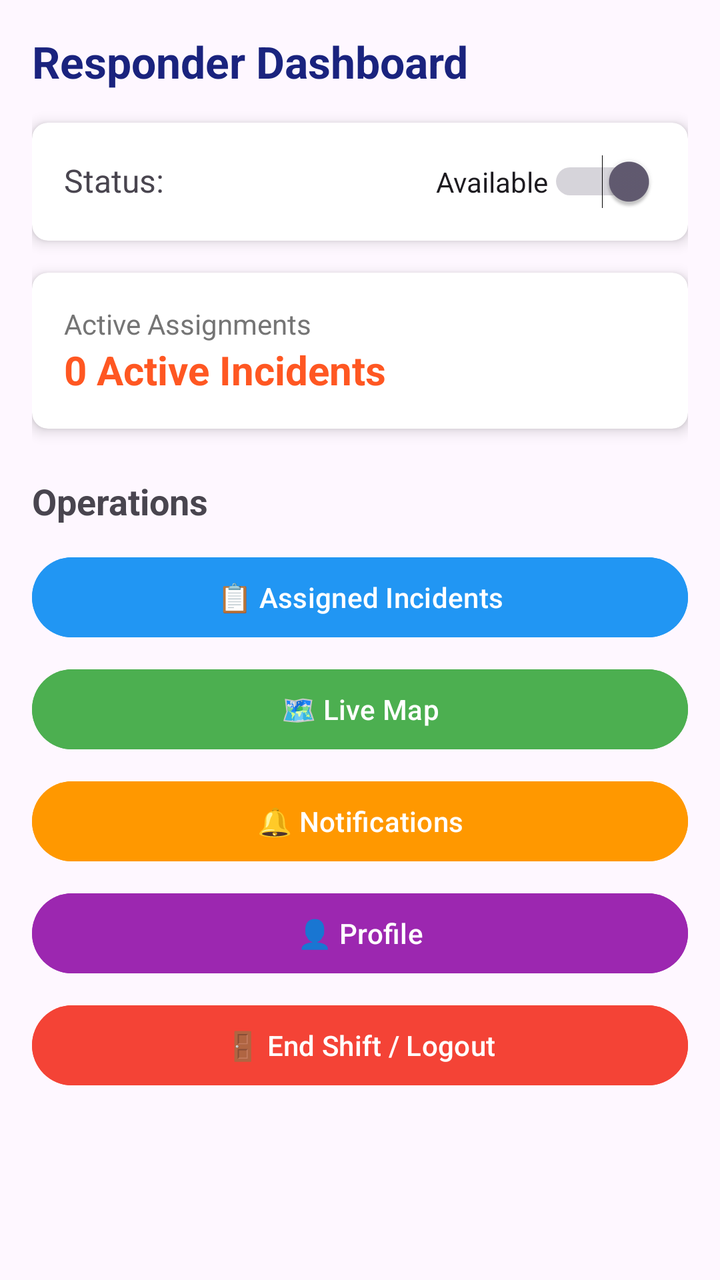
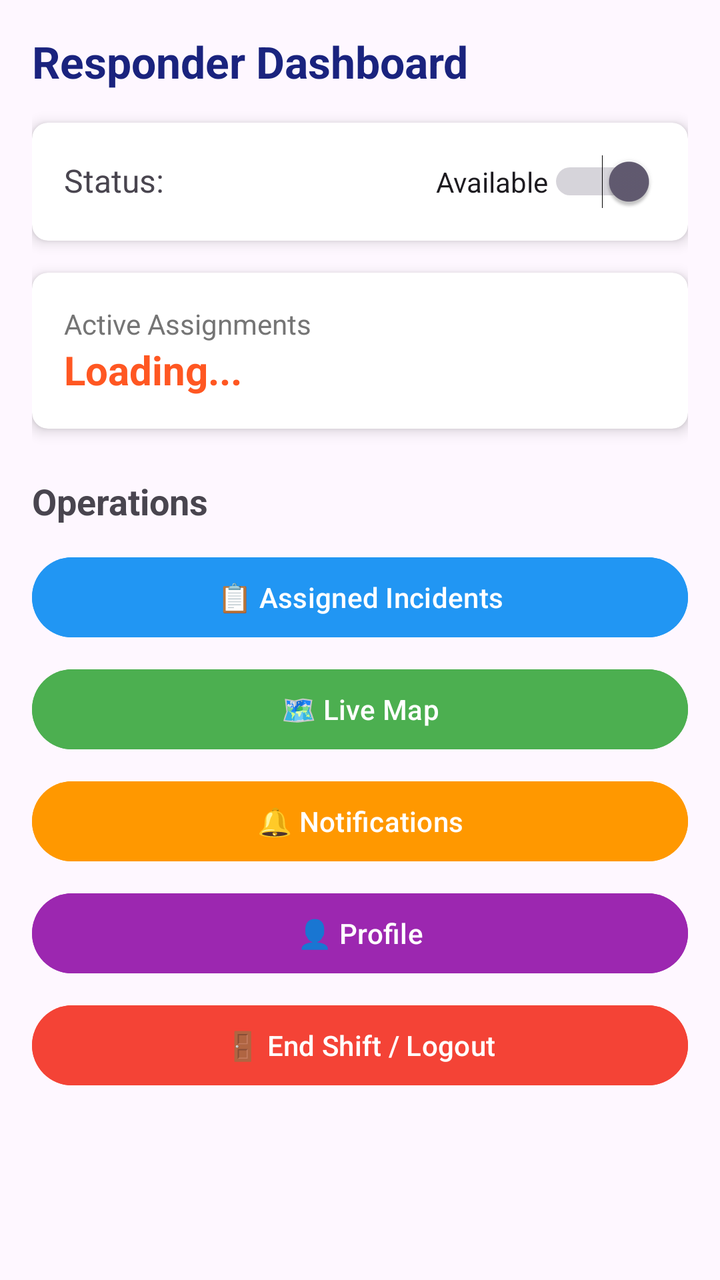

The first picture is an Android layout as it rendered before a commit; the second is the same layout after the commit. The layout source and the unified diff follow.
<!-- AndroidManifest.xml: application theme Theme.AppCompat.Light.DarkActionBar -->
<!-- res/layout/activity_responder_dashboard.xml -->
<?xml version="1.0" encoding="utf-8"?>
<LinearLayout xmlns:android="http://schemas.android.com/apk/res/android"
    xmlns:app="http://schemas.android.com/apk/res-auto"
    android:layout_width="match_parent"
    android:layout_height="match_parent"
    android:orientation="vertical"
    android:padding="16dp">

    <TextView
        android:id="@+id/tv_welcome"
        android:layout_width="match_parent"
        android:layout_height="wrap_content"
        android:text="Responder Dashboard"
        android:textSize="22sp"
        android:textStyle="bold"
        android:textColor="#1A237E"
        android:layout_marginBottom="16dp" />

    
    <androidx.cardview.widget.CardView
        android:layout_width="match_parent"
        android:layout_height="wrap_content"
        android:layout_marginBottom="16dp"
        app:cardCornerRadius="8dp"
        app:cardElevation="4dp">

        <LinearLayout
            android:layout_width="match_parent"
            android:layout_height="wrap_content"
            android:orientation="horizontal"
            android:padding="16dp">

            <TextView
                android:layout_width="0dp"
                android:layout_height="wrap_content"
                android:layout_weight="1"
                android:text="Status:"
                android:textSize="16sp" />

            <Switch
                android:id="@+id/sw_availability"
                android:layout_width="wrap_content"
                android:layout_height="wrap_content"
                android:text="Available"
                android:checked="true" />

        </LinearLayout>
    </androidx.cardview.widget.CardView>

    
    <androidx.cardview.widget.CardView
        android:layout_width="match_parent"
        android:layout_height="wrap_content"
        android:layout_marginBottom="24dp"
        app:cardCornerRadius="8dp"
        app:cardElevation="4dp">

        <LinearLayout
            android:layout_width="match_parent"
            android:layout_height="wrap_content"
            android:orientation="vertical"
            android:padding="16dp">

            <TextView
                android:layout_width="match_parent"
                android:layout_height="wrap_content"
                android:text="Active Assignments"
                android:textSize="14sp"
                android:textColor="#757575" />

            <TextView
                android:id="@+id/tv_active_incidents"
                android:layout_width="match_parent"
                android:layout_height="wrap_content"
                android:text="0 Active Incidents"
                android:textSize="20sp"
                android:textStyle="bold"
                android:textColor="#FF5722" />

        </LinearLayout>
    </androidx.cardview.widget.CardView>

    
    <TextView
        android:layout_width="match_parent"
        android:layout_height="wrap_content"
        android:text="Operations"
        android:textSize="18sp"
        android:textStyle="bold"
        android:layout_marginBottom="12dp" />

    <Button
        android:id="@+id/btn_assigned_incidents"
        android:layout_width="match_parent"
        android:layout_height="wrap_content"
        android:text="📋 Assigned Incidents"
        android:layout_marginBottom="8dp"
        android:backgroundTint="#2196F3" />

    <Button
        android:id="@+id/btn_live_map"
        android:layout_width="match_parent"
        android:layout_height="wrap_content"
        android:text="🗺️ Live Map"
        android:layout_marginBottom="8dp"
        android:backgroundTint="#4CAF50" />

    <Button
        android:id="@+id/btn_notifications"
        android:layout_width="match_parent"
        android:layout_height="wrap_content"
        android:text="🔔 Notifications"
        android:layout_marginBottom="8dp"
        android:backgroundTint="#FF9800" />

    <Button
        android:id="@+id/btn_profile"
        android:layout_width="match_parent"
        android:layout_height="wrap_content"
        android:text="👤 Profile"
        android:layout_marginBottom="8dp"
        android:backgroundTint="#9C27B0" />

    <Button
        android:id="@+id/btn_logout"
        android:layout_width="match_parent"
        android:layout_height="wrap_content"
        android:text="🚪 End Shift / Logout"
        android:backgroundTint="#F44336" />

</LinearLayout>
<!-- resources referenced by this layout -->
<resources>
  <style name="Theme.AppCompat.Light.DarkActionBar" parent="Base.Theme.AppCompat.Light.DarkActionBar" />
  <style name="Base.Theme.AppCompat.Light.DarkActionBar" parent="Theme.Material3.DayNight.NoActionBar">
          
          
      </style>
</resources>

<!-- the commit's change to res/layout/activity_responder_dashboard.xml (unified diff, before → after) -->
@@ -72,7 +72,7 @@
                 android:id="@+id/tv_active_incidents"
                 android:layout_width="match_parent"
                 android:layout_height="wrap_content"
-                android:text="0 Active Incidents"
+                android:text="Loading..."
                 android:textSize="20sp"
                 android:textStyle="bold"
                 android:textColor="#FF5722" />
